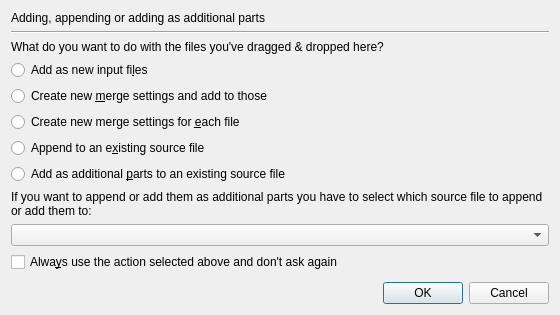
Old version of the form src/mkvtoolnix-gui/forms/merge/adding_appending_files_dialog.ui in the repository jpsdr/MKVToolnix-Windows-7.
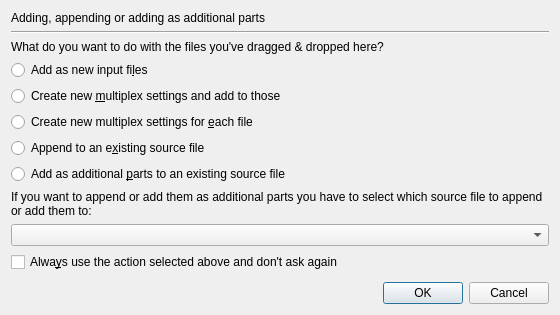
New version of the form.

Commit message: all programs: consistently use "multiplex" instead of "merge"

The edit to the form file:
```diff
--- a/src/mkvtoolnix-gui/forms/merge/adding_appending_files_dialog.ui
+++ b/src/mkvtoolnix-gui/forms/merge/adding_appending_files_dialog.ui
@@ -51,14 +51,14 @@
    <item>
     <widget class="QRadioButton" name="rbAddToNew">
      <property name="text">
-      <string>Create new &amp;merge settings and add to those</string>
+      <string>Create new &amp;multiplex settings and add to those</string>
      </property>
     </widget>
    </item>
    <item>
     <widget class="QRadioButton" name="rbAddEachToNew">
      <property name="text">
-      <string>Create new merge settings for &amp;each file</string>
+      <string>Create new multiplex settings for &amp;each file</string>
      </property>
     </widget>
    </item>
```
The commit also changes 16 other files.
